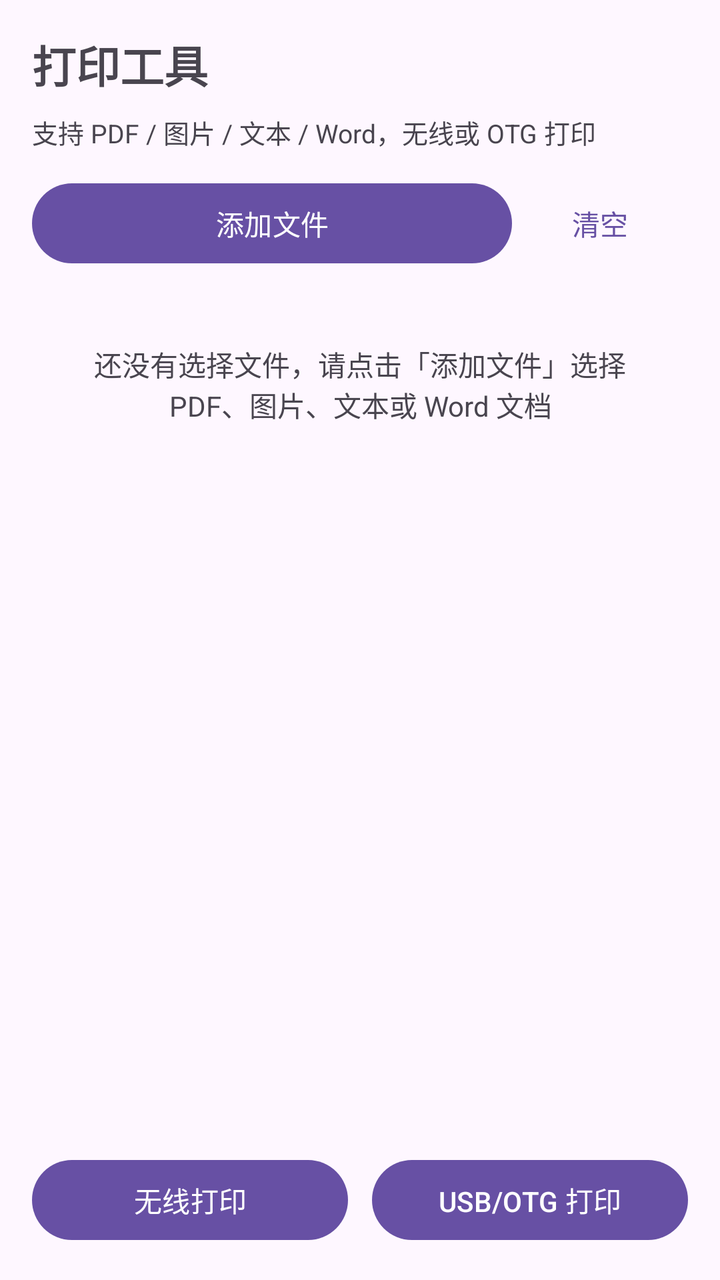
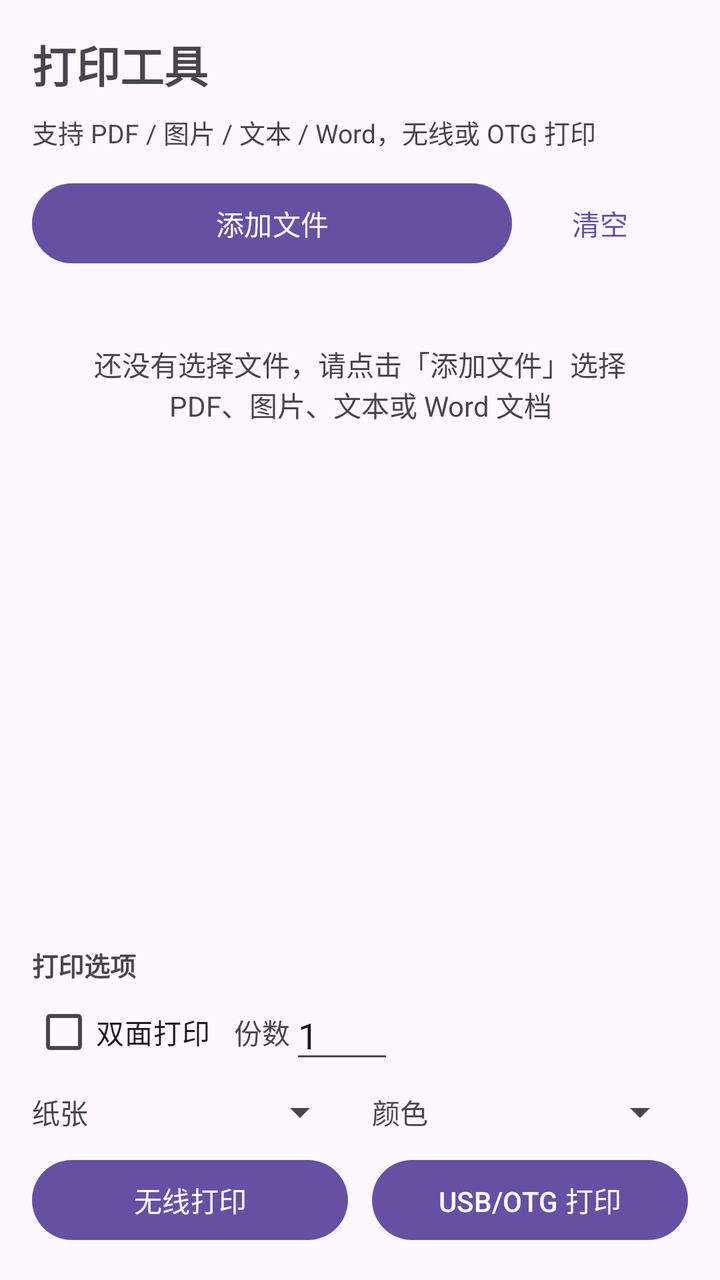

The first picture is an Android layout as it rendered before a commit; the second is the same layout after the commit. The layout source and the unified diff follow.
<!-- AndroidManifest.xml: application theme Theme.PrintTool -->
<!-- res/layout/activity_main.xml -->
<?xml version="1.0" encoding="utf-8"?>
<LinearLayout xmlns:android="http://schemas.android.com/apk/res/android"
    android:layout_width="match_parent"
    android:layout_height="match_parent"
    android:orientation="vertical"
    android:padding="16dp">

    <TextView
        android:layout_width="wrap_content"
        android:layout_height="wrap_content"
        android:text="@string/app_name"
        android:textSize="22sp"
        android:textStyle="bold"
        android:layout_marginBottom="8dp" />

    <TextView
        android:layout_width="wrap_content"
        android:layout_height="wrap_content"
        android:text="支持 PDF / 图片 / 文本 / Word，无线或 OTG 打印"
        android:textSize="13sp"
        android:layout_marginBottom="12dp" />

    <LinearLayout
        android:layout_width="match_parent"
        android:layout_height="wrap_content"
        android:orientation="horizontal">

        <com.google.android.material.button.MaterialButton
            android:id="@+id/btnAddFiles"
            android:layout_width="0dp"
            android:layout_height="wrap_content"
            android:layout_weight="1"
            android:text="@string/btn_add_files" />

        <com.google.android.material.button.MaterialButton
            android:id="@+id/btnClear"
            style="@style/Widget.Material3.Button.TextButton"
            android:layout_width="wrap_content"
            android:layout_height="wrap_content"
            android:text="@string/btn_clear" />
    </LinearLayout>

    <TextView
        android:id="@+id/emptyHint"
        android:layout_width="match_parent"
        android:layout_height="wrap_content"
        android:layout_marginTop="12dp"
        android:text="@string/hint_empty"
        android:textSize="14sp"
        android:gravity="center"
        android:padding="24dp" />

    <ListView
        android:id="@+id/fileList"
        android:layout_width="match_parent"
        android:layout_height="0dp"
        android:layout_weight="1"
        android:divider="@android:color/darker_gray"
        android:dividerHeight="1dp" />

    <LinearLayout
        android:layout_width="match_parent"
        android:layout_height="wrap_content"
        android:orientation="horizontal"
        android:layout_marginTop="8dp">

        <com.google.android.material.button.MaterialButton
            android:id="@+id/btnPrintWifi"
            android:layout_width="0dp"
            android:layout_height="wrap_content"
            android:layout_weight="1"
            android:layout_marginEnd="6dp"
            android:text="@string/btn_print_wifi" />

        <com.google.android.material.button.MaterialButton
            android:id="@+id/btnPrintOtg"
            android:layout_width="0dp"
            android:layout_height="wrap_content"
            android:layout_weight="1"
            android:layout_marginStart="6dp"
            android:text="@string/btn_print_otg" />
    </LinearLayout>
</LinearLayout>
<!-- resources referenced by this layout -->
<resources>
  <string name="app_name">打印工具</string>
  <string name="btn_add_files">添加文件</string>
  <string name="btn_clear">清空</string>
  <string name="btn_print_otg">USB/OTG 打印</string>
  <string name="btn_print_wifi">无线打印</string>
  <string name="hint_empty">还没有选择文件，请点击「添加文件」选择 PDF、图片、文本或 Word 文档</string>
  <style name="Theme.PrintTool" parent="Theme.Material3.DayNight" />
</resources>

<!-- the commit's change to res/layout/activity_main.xml (unified diff, before → after) -->
@@ -58,6 +58,78 @@
         android:divider="@android:color/darker_gray"
         android:dividerHeight="1dp" />
 
+    <TextView
+        android:layout_width="wrap_content"
+        android:layout_height="wrap_content"
+        android:text="@string/options_title"
+        android:textSize="13sp"
+        android:textStyle="bold"
+        android:layout_marginTop="4dp" />
+
+    <LinearLayout
+        android:layout_width="match_parent"
+        android:layout_height="wrap_content"
+        android:orientation="horizontal"
+        android:gravity="center_vertical">
+
+        <CheckBox
+            android:id="@+id/duplexCheck"
+            android:layout_width="wrap_content"
+            android:layout_height="wrap_content"
+            android:text="@string/option_duplex" />
+
+        <TextView
+            android:layout_width="wrap_content"
+            android:layout_height="wrap_content"
+            android:layout_marginStart="12dp"
+            android:text="@string/option_copies"
+            android:textSize="14sp" />
+
+        <EditText
+            android:id="@+id/copiesInput"
+            android:layout_width="52dp"
+            android:layout_height="wrap_content"
+            android:inputType="number"
+            android:text="1"
+            android:importantForAutofill="no" />
+    </LinearLayout>
+
+    <LinearLayout
+        android:layout_width="match_parent"
+        android:layout_height="wrap_content"
+        android:orientation="horizontal"
+        android:layout_marginTop="4dp">
+
+        <TextView
+            android:layout_width="wrap_content"
+            android:layout_height="wrap_content"
+            android:layout_gravity="center_vertical"
+            android:text="@string/option_paper"
+            android:textSize="14sp" />
+
+        <Spinner
+            android:id="@+id/paperSpinner"
+            android:layout_width="0dp"
+            android:layout_height="wrap_content"
+            android:layout_weight="1"
+            android:layout_marginStart="6dp" />
+
+        <TextView
+            android:layout_width="wrap_content"
+            android:layout_height="wrap_content"
+            android:layout_gravity="center_vertical"
+            android:layout_marginStart="12dp"
+            android:text="@string/option_color"
+            android:textSize="14sp" />
+
+        <Spinner
+            android:id="@+id/colorSpinner"
+            android:layout_width="0dp"
+            android:layout_height="wrap_content"
+            android:layout_weight="1"
+            android:layout_marginStart="6dp" />
+    </LinearLayout>
+
     <LinearLayout
         android:layout_width="match_parent"
         android:layout_height="wrap_content"
<!-- resource entries referenced after the edit -->
@@ -6,6 +6,11 @@
   <string name="btn_print_otg">USB/OTG 打印</string>
   <string name="btn_print_wifi">无线打印</string>
   <string name="hint_empty">还没有选择文件，请点击「添加文件」选择 PDF、图片、文本或 Word 文档</string>
+  <string name="option_color">颜色</string>
+  <string name="option_copies">份数</string>
+  <string name="option_duplex">双面打印</string>
+  <string name="option_paper">纸张</string>
+  <string name="options_title">打印选项</string>
   <style name="Theme.PrintTool" parent="Theme.Material3.DayNight" />
 </resources>
 
